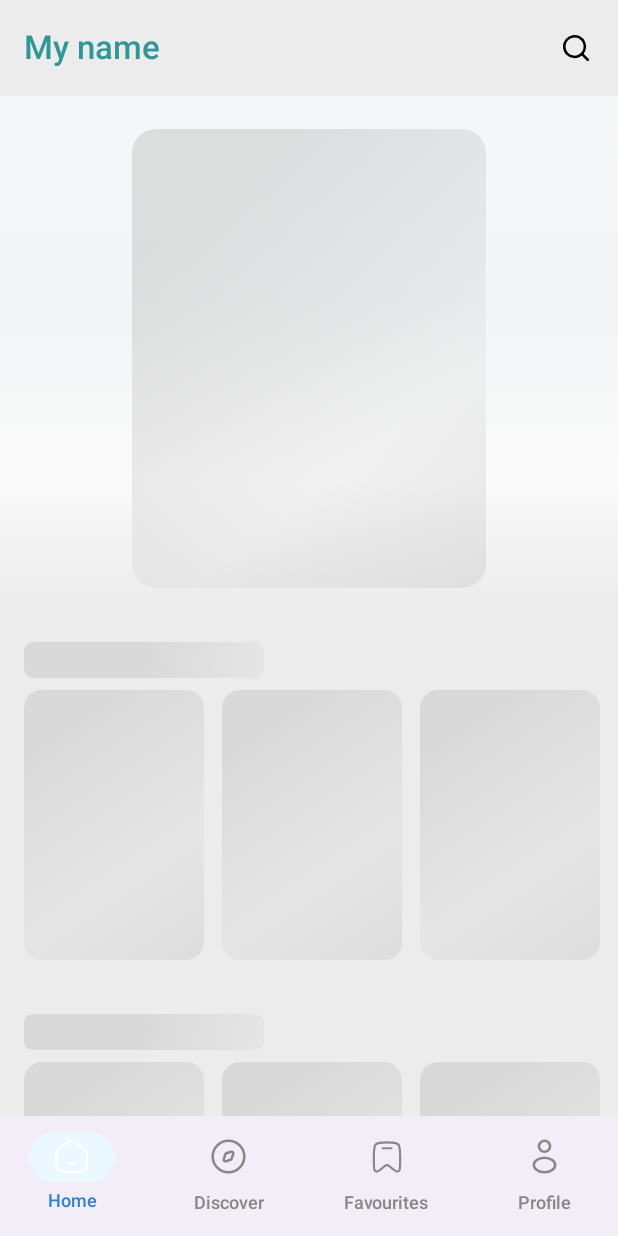
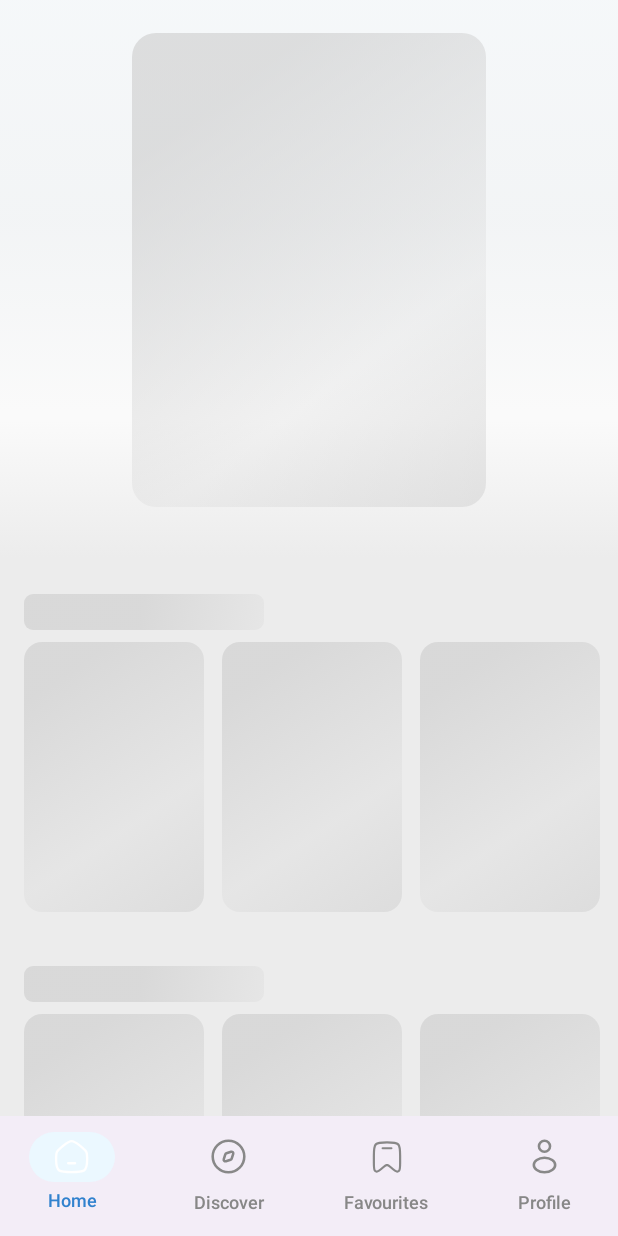
Before and after one commit to ShelbyG2/cine-flix-native, an Android app built with Jetpack Compose: the screen it shows after launch (MainActivity), on a phone screen of 412 x 824 dp. Run offline under Robolectric (Android 15) with nearby library versions, the light colour scheme and no system bars; our stand-ins replace Navigation 3, Shimmer, navigation suite; network calls fail; Roboto replaces fonts that are not available here; 1 statement that could not run was skipped.

Commit message:
Fix: 1. Removed the scaffold and top bar. 2. gave the Hero section a Height to take exactly 40% of the screen height

```diff
--- a/app/src/main/java/tech/unrealistic/cineflix/feature/home/HomeScreen.kt
+++ b/app/src/main/java/tech/unrealistic/cineflix/feature/home/HomeScreen.kt
@@ -6,7 +6,6 @@ import androidx.annotation.RequiresApi
 import androidx.compose.foundation.layout.Box
 import androidx.compose.foundation.layout.Column
 import androidx.compose.foundation.layout.fillMaxSize
-import androidx.compose.foundation.layout.padding
 import androidx.compose.foundation.rememberScrollState
 import androidx.compose.foundation.verticalScroll
 import androidx.compose.material.icons.Icons
@@ -14,7 +13,6 @@ import androidx.compose.material.icons.twotone.WifiOff
 import androidx.compose.material3.ExperimentalMaterial3Api
 import androidx.compose.material3.Icon
 import androidx.compose.material3.MaterialTheme
-import androidx.compose.material3.Scaffold
 import androidx.compose.material3.Text
 import androidx.compose.material3.carousel.rememberCarouselState
 import androidx.compose.material3.rememberModalBottomSheetState
@@ -25,10 +23,11 @@ import androidx.compose.runtime.remember
 import androidx.compose.runtime.setValue
 import androidx.compose.ui.Alignment
 import androidx.compose.ui.Modifier
+import androidx.compose.ui.platform.LocalConfiguration
+import androidx.compose.ui.platform.LocalContext
 import androidx.compose.ui.unit.dp
 import androidx.lifecycle.compose.collectAsStateWithLifecycle
 import androidx.lifecycle.viewmodel.compose.viewModel
-import tech.unrealistic.cineflix.core.components.CustomTopBar
 import tech.unrealistic.cineflix.core.components.MediaDetailsBottomSheet
 import tech.unrealistic.cineflix.feature.home.components.HeroSection
 import tech.unrealistic.cineflix.feature.home.components.MediaSection
@@ -41,6 +40,11 @@ import tech.unrealistic.cineflix.feature.home.components.MediaSection
 fun HomeScreen(
     onNavigate: (() -> Unit)? = null, viewModel: HomeViewModel = viewModel()
 ) {
+    val context = LocalContext.current
+    val configuration = LocalConfiguration.current
+    val screenHeight =  configuration.screenHeightDp.dp
+    val carouselHeight = screenHeight * 0.4f
+
     // collectAsStateWithLifecycle stops collecting when the screen is in the background
     val uiState by viewModel.uiState.collectAsStateWithLifecycle()
     var isMediaDetailsSheetOpen by remember { mutableStateOf(false) }
@@ -59,17 +63,12 @@ fun HomeScreen(
 
     }
 
-    Scaffold(
-        topBar = {
-            CustomTopBar(
-                title = "CineFlix", onSearchClick = { onNavigate?.invoke() })
-        }, containerColor = MaterialTheme.colorScheme.background
-    ) { innerPadding ->
+
 
         Box(
             modifier = Modifier
                 .fillMaxSize()
-                .padding(innerPadding),
+            ,
             contentAlignment = Alignment.Center
         ) {
             when (val state = uiState) {
@@ -112,7 +111,9 @@ fun HomeScreen(
                             items = state.trendingMixed,
                             carouselState = carouselState,
                             modifier = Modifier,
-                            topPadding = 10.dp
+                            topPadding = 10.dp,
+                            carouselHeight = carouselHeight,
+                            onMediaClick = openMediaDetails
                         )
 
                         MediaSection(
@@ -147,4 +148,3 @@ fun HomeScreen(
             }
         }
     }
-}
```
